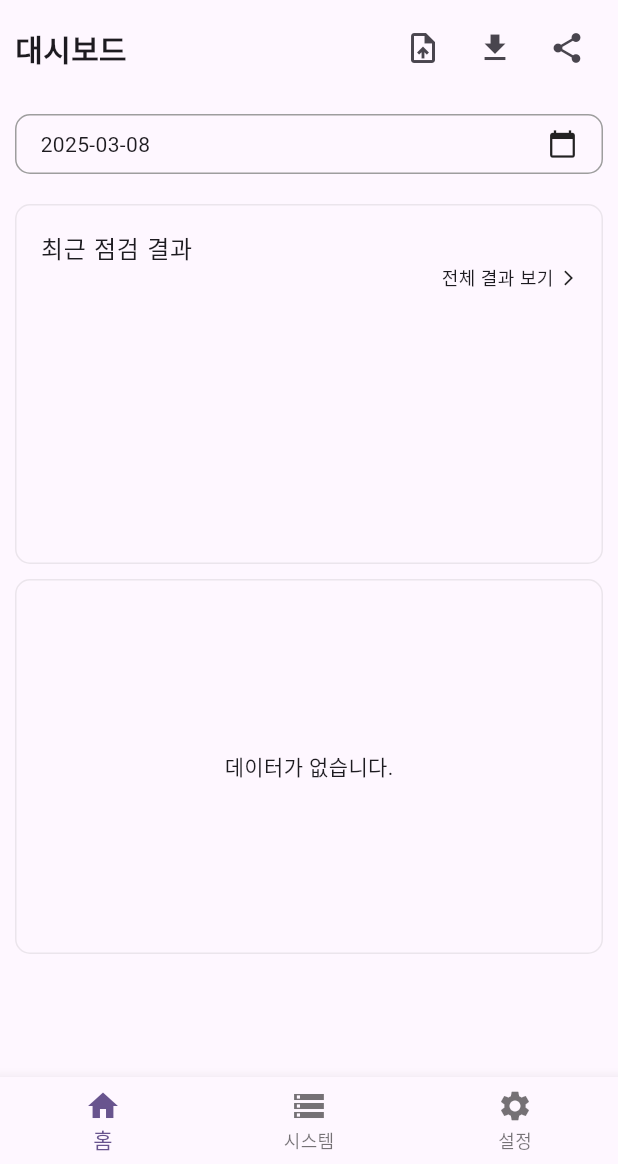
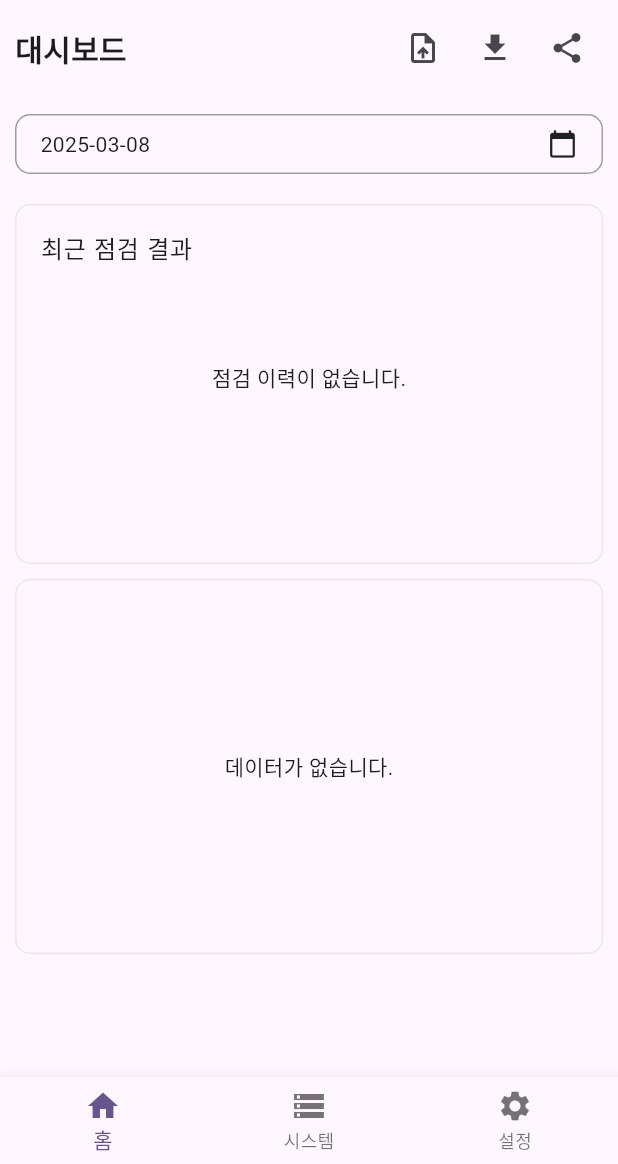
Before and after one commit to J1NWAN/url_check, a Flutter app: the screen it shows after launch, on a phone screen of 412 x 824 dp, the part 72-1236 px from its top. Run offline on Flutter 3.47's test engine with Material 3 defaults, Android fonts, the phone set to English and light mode, and no system bars; our stand-ins replace cloud_firestore, dropdown_button2, firebase_core, fl_chart, flutter_riverpod, freezed_annotation and 4 more; accounts and stored records are empty; generated files the repository leaves out were written again.

Commit message:
feat: 최근 점검 결과의 경과 시간을 읽기 쉬운 형태로 변환하는 기능 추가

```diff
--- a/lib/features/home/view/dashboard_screen.dart
+++ b/lib/features/home/view/dashboard_screen.dart
@@ -1,7 +1,6 @@
 import 'package:flutter/material.dart';
 import 'package:flutter_riverpod/flutter_riverpod.dart';
 import 'package:google_fonts/google_fonts.dart';
-import 'package:url_check/core/button/custom_dropdown_button.dart';
 import 'package:url_check/core/datepicker/custom_date_picker.dart';
 import 'package:url_check/core/theme/custom_text_theme.dart';
 import 'package:url_check/core/theme/theme_view_model.dart';
@@ -73,7 +72,8 @@ class DashboardScreen extends ConsumerWidget {
                         Text('최근 점검 결과', style: CustomTextTheme.theme.bodyLarge),
                       ],
                     ),
-                    ListView.separated(
+                    dashboardState.dashboardResultList.isNotEmpty
+                        ? ListView.separated(
                             shrinkWrap: true,
                             physics: const NeverScrollableScrollPhysics(),
                             itemCount: dashboardState.dashboardResultList.length,
@@ -86,8 +86,7 @@ class DashboardScreen extends ConsumerWidget {
                                 onTap: () {
                                   print('tapped');
                                 },
-                          child: dashboardState.dashboardResultList.isNotEmpty
-                              ? ListTile(
+                                child: ListTile(
                                   contentPadding: EdgeInsets.zero,
                                   leading: Icon(
                                     isOk ? Icons.sentiment_very_satisfied_rounded : Icons.sentiment_very_dissatisfied_rounded,
@@ -100,7 +99,7 @@ class DashboardScreen extends ConsumerWidget {
                                     crossAxisAlignment: CrossAxisAlignment.end,
                                     children: [
                                       Text(
-                                        '${result['completedTime']}분 전',
+                                        getTimeAgo(result['completedTime'] as int),
                                         style: CustomTextTheme.theme.bodySmall,
                                       ),
                                       const SizedBox(height: 4),
@@ -114,13 +113,17 @@ class DashboardScreen extends ConsumerWidget {
                                       ),
                                     ],
                                   ),
-                                )
-                              : Center(
-                                  child: Text('점검 이력이 없습니다.', style: CustomTextTheme.theme.bodySmall),
                                 ),
                               );
                             },
+                          )
+                        : const SizedBox(
+                            height: 150,
+                            child: Center(
+                              child: Text('점검 이력이 없습니다.'),
                             ),
+                          ),
+                    if (dashboardState.dashboardResultList.isNotEmpty)
                       InkWell(
                         onTap: () {
                           print('전체 결과 보기 탭');
@@ -201,4 +204,14 @@ class DashboardScreen extends ConsumerWidget {
       ),
     );
   }
+
+  // 경과 시간을 사람이 읽기 쉬운 형태로 변환하는 메소드
+  String getTimeAgo(int minutes) {
+    if (minutes < 1) return '1분 전';
+    if (minutes < 60) return '$minutes분 전';
+    if (minutes < 24 * 60) return '${(minutes / 60).floor()}시간 전';
+    if (minutes < 30 * 24 * 60) return '${(minutes / (24 * 60)).floor()}일 전';
+    if (minutes < 12 * 30 * 24 * 60) return '${(minutes / (30 * 24 * 60)).floor()}개월 전';
+    return '${(minutes / (12 * 30 * 24 * 60)).floor()}년 전';
   }
+}
```
Lines whose indentation alone changed are shown as unchanged.
